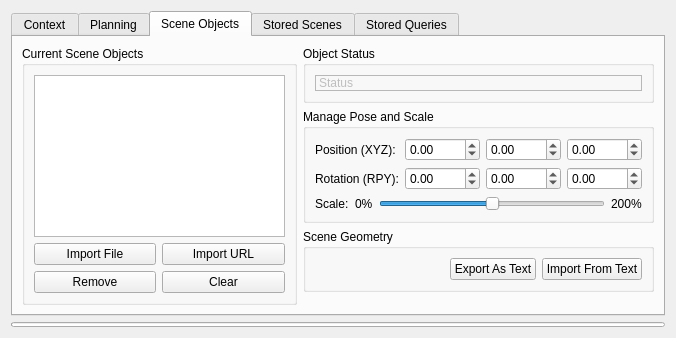
The window that visualization/motion_planning_rviz_plugin/src/ui/motion_planning_rviz_plugin_frame.ui (moveit/moveit) describes before a commit, drawn with Qt 5.
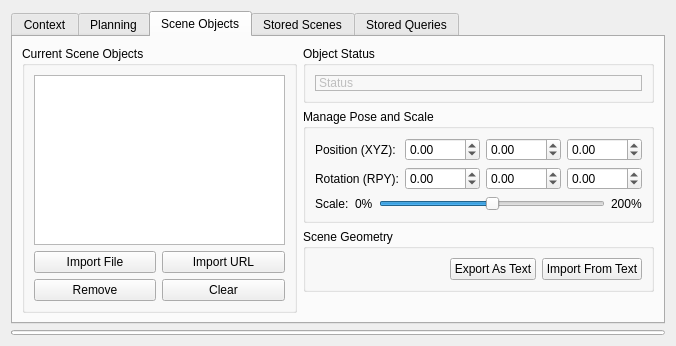
The same window after the commit. The open tabs and pages were chosen to show the change.

Commit message: rename groupbox to avoid warning

The edit to the form file:
```diff
--- a/visualization/motion_planning_rviz_plugin/src/ui/motion_planning_rviz_plugin_frame.ui
+++ b/visualization/motion_planning_rviz_plugin/src/ui/motion_planning_rviz_plugin_frame.ui
@@ -7,7 +7,7 @@
     <x>0</x>
     <y>0</y>
     <width>676</width>
-    <height>338</height>
+    <height>346</height>
    </rect>
   </property>
   <property name="windowTitle">
@@ -696,7 +696,7 @@
         </widget>
        </item>
        <item row="2" column="1">
-        <widget class="QGroupBox" name="">
+        <widget class="QGroupBox" name="groupBox3">
          <property name="title">
           <string>Scene Geometry</string>
          </property>
```
Left out of the diff: 4 changed lines with no effect on the pictures.
